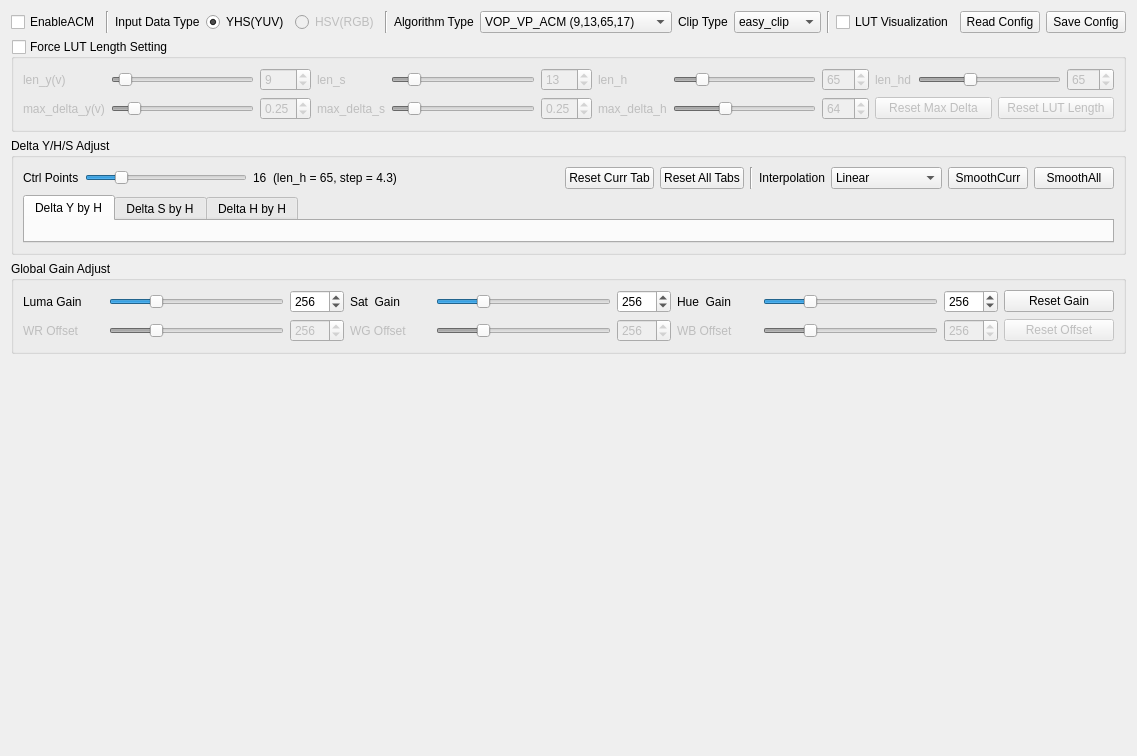
Qt form script/verify_tool_app/ui/acm_ui.ui (FaiScofield/hwpq_verify) before a commit.
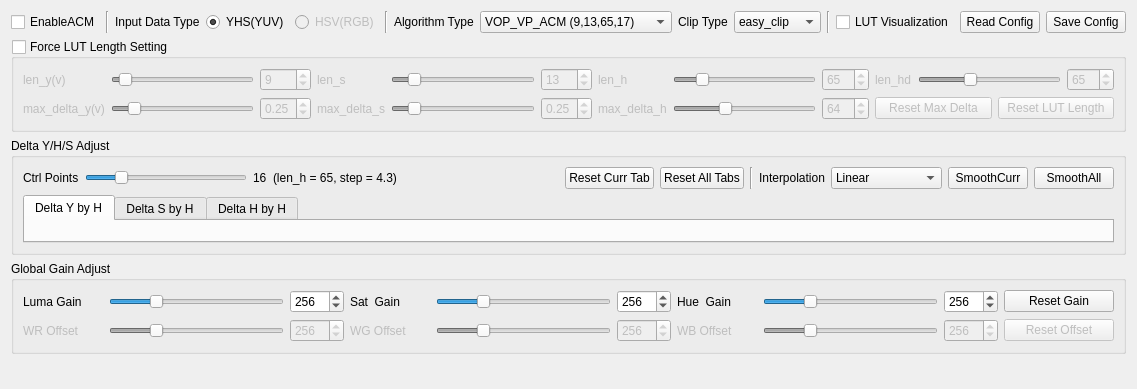
The same form after that commit.

```diff
--- a/script/verify_tool_app/ui/acm_ui.ui
+++ b/script/verify_tool_app/ui/acm_ui.ui
@@ -7,7 +7,7 @@
     <x>0</x>
     <y>0</y>
     <width>1131</width>
-    <height>756</height>
+    <height>389</height>
    </rect>
   </property>
   <property name="windowTitle">
```
